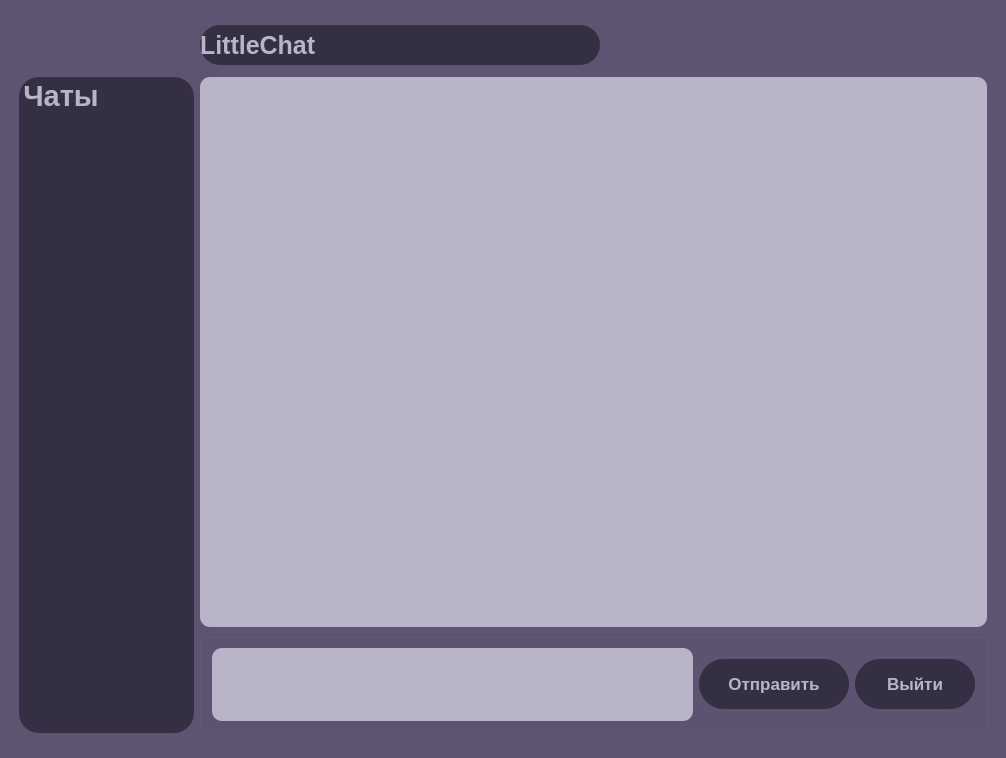
Above: ChatWindow/Window.ui from EvelinComputer/LittleChat before the change. Below: the same form after it.
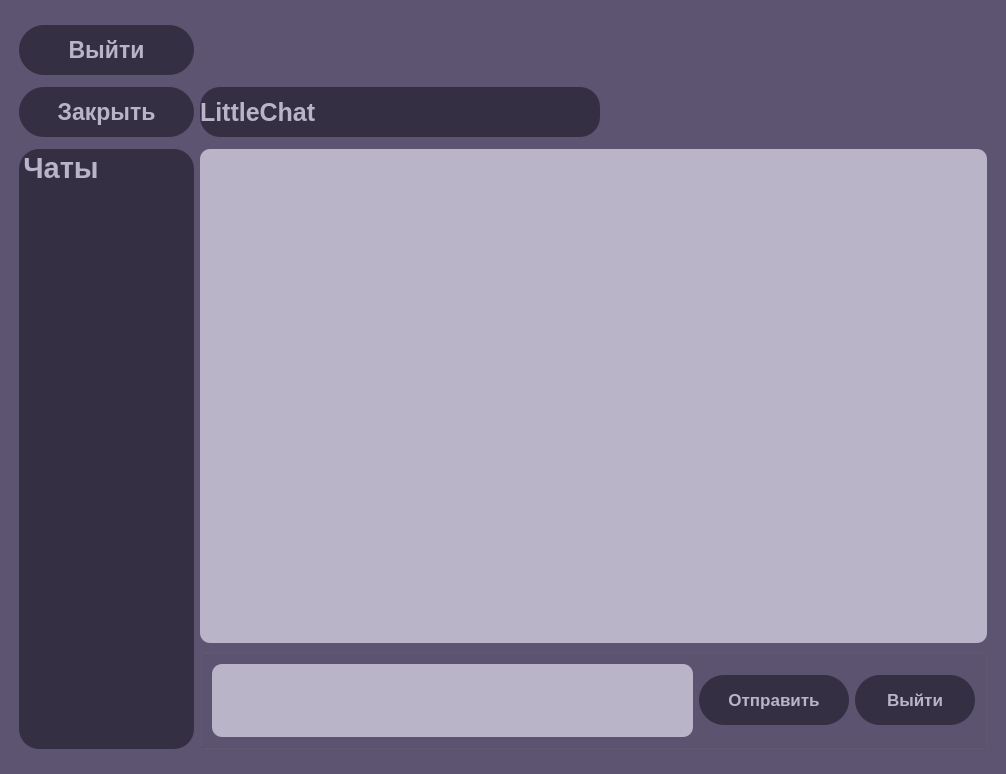
That is the form after the change.

Diff of the .ui file:
```diff
--- a/ChatWindow/Window.ui
+++ b/ChatWindow/Window.ui
@@ -21,39 +21,7 @@
   </property>
   <widget class="QWidget" name="centralwidget">
    <layout class="QGridLayout" name="gridLayout">
-    <item row="6" column="3">
-     <spacer name="verticalSpacer_2">
-      <property name="orientation">
-       <enum>Qt::Vertical</enum>
-      </property>
-      <property name="sizeType">
-       <enum>QSizePolicy::Fixed</enum>
-      </property>
-      <property name="sizeHint" stdset="0">
-       <size>
-        <width>10</width>
-        <height>10</height>
-       </size>
-      </property>
-     </spacer>
-    </item>
-    <item row="1" column="1" rowspan="6">
-     <spacer name="horizontalSpacer">
-      <property name="orientation">
-       <enum>Qt::Horizontal</enum>
-      </property>
-      <property name="sizeType">
-       <enum>QSizePolicy::Fixed</enum>
-      </property>
-      <property name="sizeHint" stdset="0">
-       <size>
-        <width>10</width>
-        <height>10</height>
-       </size>
-      </property>
-     </spacer>
-    </item>
-    <item row="5" column="3">
+    <item row="7" column="3">
      <widget class="QGroupBox" name="groupBox">
       <property name="minimumSize">
        <size>
@@ -162,7 +130,7 @@
       </layout>
      </widget>
     </item>
-    <item row="2" column="3">
+    <item row="4" column="3">
      <widget class="QLabel" name="label">
       <property name="minimumSize">
        <size>
@@ -194,8 +162,8 @@
       </property>
      </widget>
     </item>
-    <item row="1" column="5" rowspan="6">
-     <spacer name="horizontalSpacer_2">
+    <item row="1" column="1" rowspan="8">
+     <spacer name="horizontalSpacer">
       <property name="orientation">
        <enum>Qt::Horizontal</enum>
       </property>
@@ -210,7 +178,7 @@
       </property>
      </spacer>
     </item>
-    <item row="4" column="2" rowspan="2">
+    <item row="6" column="2" rowspan="2">
      <widget class="QGroupBox" name="groupBox_2">
       <property name="minimumSize">
        <size>
@@ -241,23 +209,7 @@
       </property>
      </widget>
     </item>
-    <item row="1" column="3">
-     <spacer name="verticalSpacer">
-      <property name="orientation">
-       <enum>Qt::Vertical</enum>
-      </property>
-      <property name="sizeType">
-       <enum>QSizePolicy::Fixed</enum>
-      </property>
-      <property name="sizeHint" stdset="0">
-       <size>
-        <width>10</width>
-        <height>10</height>
-       </size>
-      </property>
-     </spacer>
-    </item>
-    <item row="4" column="3">
+    <item row="6" column="3">
      <widget class="QListWidget" name="LW_Chat">
       <property name="styleSheet">
        <string notr="true">QListWidget{
@@ -267,6 +219,138 @@
       </property>
      </widget>
     </item>
+    <item row="8" column="3">
+     <spacer name="verticalSpacer_2">
+      <property name="orientation">
+       <enum>Qt::Vertical</enum>
+      </property>
+      <property name="sizeType">
+       <enum>QSizePolicy::Fixed</enum>
+      </property>
+      <property name="sizeHint" stdset="0">
+       <size>
+        <width>10</width>
+        <height>10</height>
+       </size>
+      </property>
+     </spacer>
+    </item>
+    <item row="1" column="5" rowspan="8">
+     <spacer name="horizontalSpacer_2">
+      <property name="orientation">
+       <enum>Qt::Horizontal</enum>
+      </property>
+      <property name="sizeType">
+       <enum>QSizePolicy::Fixed</enum>
+      </property>
+      <property name="sizeHint" stdset="0">
+       <size>
+        <width>10</width>
+        <height>10</height>
+       </size>
+      </property>
+     </spacer>
+    </item>
+    <item row="1" column="3">
+     <spacer name="verticalSpacer">
+      <property name="orientation">
+       <enum>Qt::Vertical</enum>
+      </property>
+      <property name="sizeType">
+       <enum>QSizePolicy::Fixed</enum>
+      </property>
+      <property name="sizeHint" stdset="0">
+       <size>
+        <width>10</width>
+        <height>10</height>
+       </size>
+      </property>
+     </spacer>
+    </item>
+    <item row="4" column="2">
+     <widget class="QPushButton" name="B_Close">
+      <property name="minimumSize">
+       <size>
+        <width>0</width>
+        <height>50</height>
+       </size>
+      </property>
+      <property name="font">
+       <font>
+        <pointsize>17</pointsize>
+        <weight>75</weight>
+        <bold>true</bold>
+       </font>
+      </property>
+      <property name="styleSheet">
+       <string notr="true">QPushButton{
+	background: #352F44;
+	border-radius: 25px;
+	color: #B9B4C7;
+}
+
+QPushButton:hover{
+	background: #77679F;
+	border-radius: 25px;
+	color: #352F44;
+}
+
+QPushButton:pressed{
+	background: #211D2B;
+	border-radius: 25px;
+	color: #B9B4C7;
+}</string>
+      </property>
+      <property name="text">
+       <string>Закрыть</string>
+      </property>
+     </widget>
+    </item>
+    <item row="2" column="2">
+     <widget class="QPushButton" name="B_Exit">
+      <property name="minimumSize">
+       <size>
+        <width>0</width>
+        <height>50</height>
+       </size>
+      </property>
+      <property name="maximumSize">
+       <size>
+        <width>250</width>
+        <height>16777215</height>
+       </size>
+      </property>
+      <property name="font">
+       <font>
+        <pointsize>17</pointsize>
+        <weight>75</weight>
+        <bold>true</bold>
+       </font>
+      </property>
+      <property name="styleSheet">
+       <string notr="true">QPushButton{
+	background: #352F44;
+	border-radius: 25px;
+	color: #B9B4C7;
+}
+
+QPushButton:hover{
+	background: #77679F;
+	border-radius: 25px;
+	color: #352F44;
+}
+
+QPushButton:pressed{
+	background: #211D2B;
+	border-radius: 25px;
+	color: #B9B4C7;
+}</string>
+      </property>
+      <property name="text">
+       <string>Выйти</string>
+      </property>
+     </widget>
+    </item>
    </layout>
   </widget>
  </widget>
```
